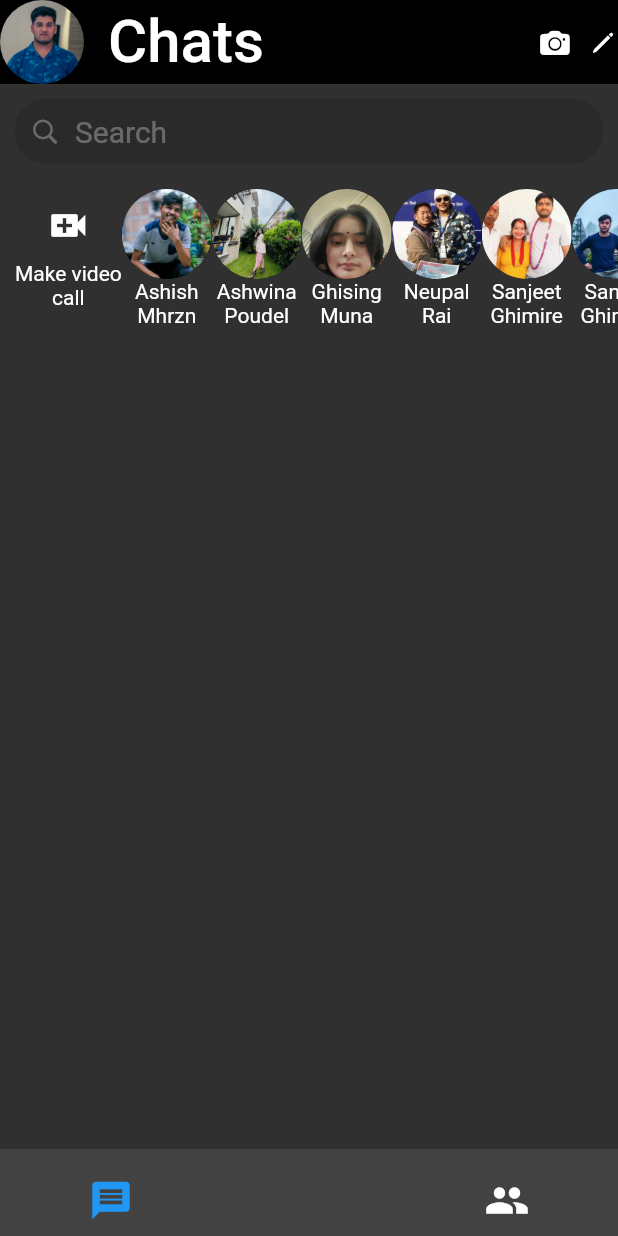
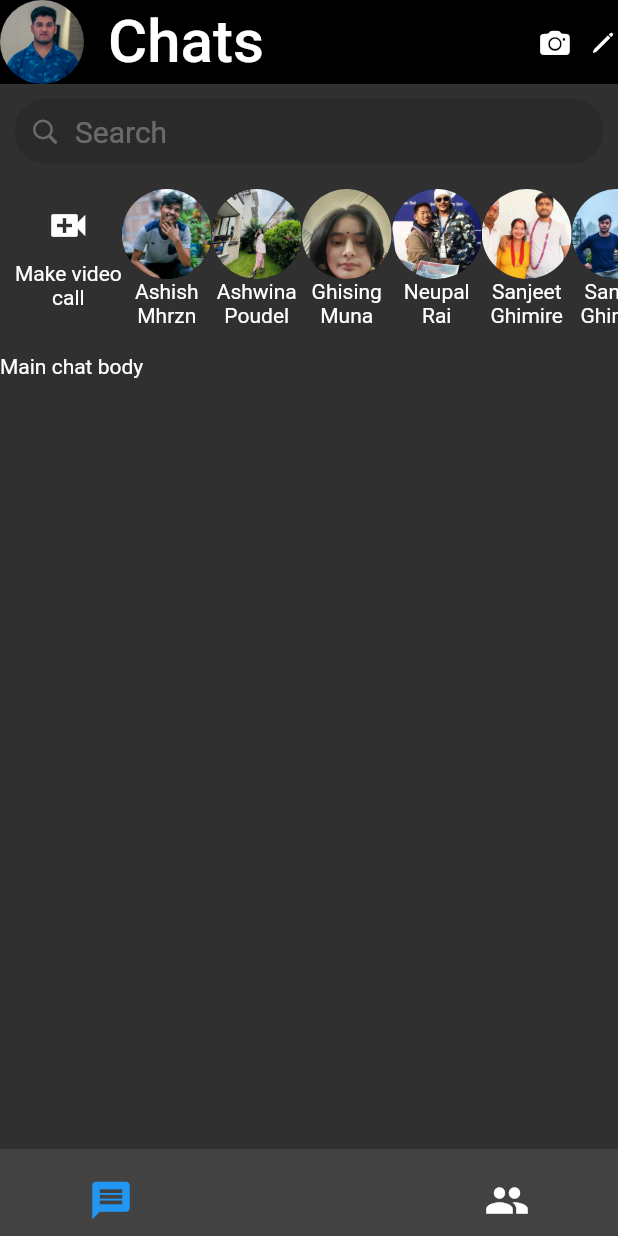
Before and after one commit to sandesh101/Messenger-UI, a Flutter app: the screen it shows after launch, on a phone screen of 412 x 824 dp. Run offline on Flutter 3.47's test engine with Material 2 defaults, Android fonts, the phone set to English and light mode, and no system bars.

Commit message:
Added: Main chat body

```diff
--- /dev/null
+++ b/lib/Widgets/mainChats.dart
@@ -0,0 +1,13 @@
+import 'package:flutter/material.dart';
+
+class MainChats extends StatelessWidget {
+  @override
+  Widget build(BuildContext context) {
+    return Padding(
+      padding: const EdgeInsets.only(top: 180.0),
+      child: Container(
+        child: Text('Main chat body'),
+      ),
+    );
+  }
+}
--- a/lib/mainpage.dart
+++ b/lib/mainpage.dart
@@ -1,4 +1,5 @@
 import 'package:flutter/material.dart';
+import 'package:messengerui/Widgets/mainChats.dart';
 import 'package:messengerui/Widgets/onlinelist.dart';
 import 'package:messengerui/Widgets/searchbar.dart';
 
@@ -9,6 +10,7 @@ class MainPage extends StatelessWidget {
       children: [
         SearchBar(),
         OnlineList(),
+        MainChats(),
       ],
     );
   }
```
